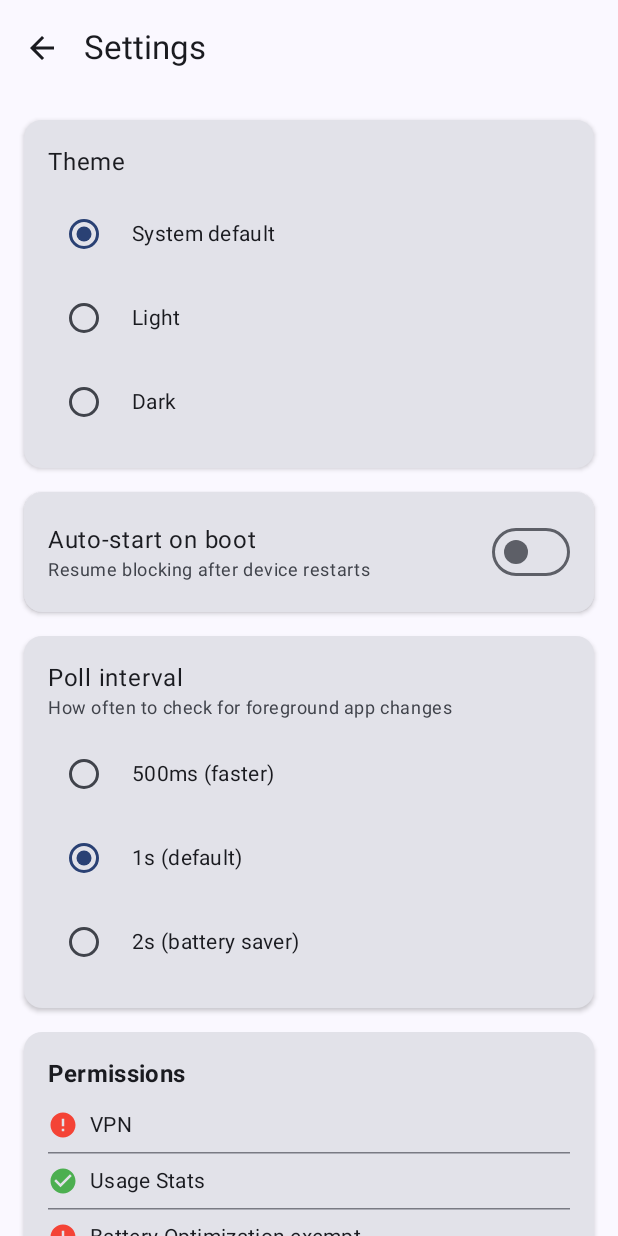
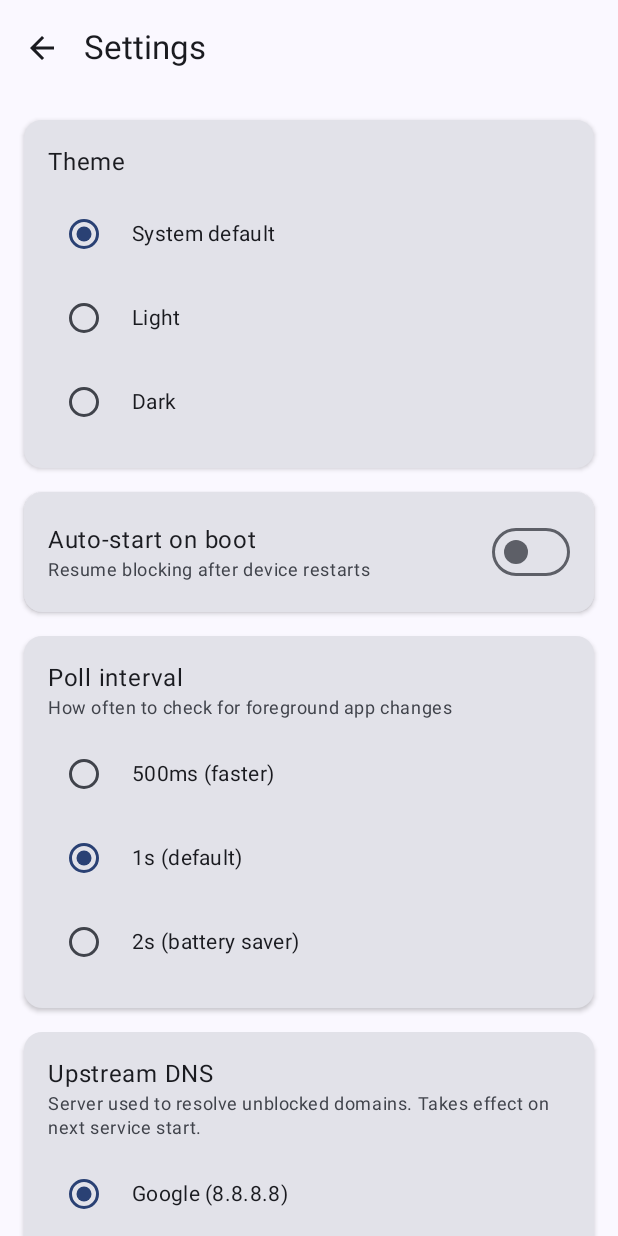
Before and after one commit to akash705/Traffic-Blocker, an Android app built with Jetpack Compose: the SettingsScreen screen opened through its navigation route, on a phone screen of 412 x 824 dp. Run offline under Robolectric (Android 15) with nearby library versions, the light colour scheme and no system bars.

Commit message:
feat: add configurable upstream DNS provider setting
Allow users to choose between Google (8.8.8.8), Cloudflare (1.1.1.1),
and Quad9 (9.9.9.9) as their upstream DNS resolver from the Settings
screen. Move design doc to repo root and add GitHub Pages site.

Authored by Human who hellucinated the code

```diff
--- a/app/src/main/java/com/akash/apptrafficblocker/data/PrefsManager.kt
+++ b/app/src/main/java/com/akash/apptrafficblocker/data/PrefsManager.kt
@@ -113,6 +113,10 @@ class PrefsManager(context: Context) {
         get() = prefs.getString(KEY_THEME_MODE, THEME_SYSTEM) ?: THEME_SYSTEM
         set(value) = prefs.edit().putString(KEY_THEME_MODE, value).apply()
 
+    var upstreamDns: String
+        get() = prefs.getString(KEY_UPSTREAM_DNS, DNS_GOOGLE) ?: DNS_GOOGLE
+        set(value) = prefs.edit().putString(KEY_UPSTREAM_DNS, value).apply()
+
     fun getAppBlockingMode(packageName: String): String {
         return appBlockingModes[packageName] ?: MODE_BLOCK_ALL
     }
@@ -132,11 +136,21 @@ class PrefsManager(context: Context) {
         private const val KEY_APP_BLOCKING_MODES = "pref_app_blocking_modes"
         private const val KEY_BACKGROUND_BLOCKING_APPS = "pref_background_blocking_apps"
         private const val KEY_THEME_MODE = "pref_theme_mode"
+        private const val KEY_UPSTREAM_DNS = "pref_upstream_dns"
         const val DEFAULT_POLL_INTERVAL = 1000L
         const val MODE_BLOCK_ALL = "block_all"
         const val MODE_BLOCK_DOMAINS = "block_domains"
         const val THEME_SYSTEM = "system"
         const val THEME_LIGHT = "light"
         const val THEME_DARK = "dark"
+        const val DNS_GOOGLE = "8.8.8.8"
+        const val DNS_CLOUDFLARE = "1.1.1.1"
+        const val DNS_QUAD9 = "9.9.9.9"
+        /** Maps primary DNS IP to its secondary. */
+        val DNS_SECONDARY = mapOf(
+            DNS_GOOGLE to "8.8.4.4",
+            DNS_CLOUDFLARE to "1.0.0.1",
+            DNS_QUAD9 to "149.112.112.112"
+        )
     }
 }
--- a/app/src/main/java/com/akash/apptrafficblocker/service/DnsPacketProxy.kt
+++ b/app/src/main/java/com/akash/apptrafficblocker/service/DnsPacketProxy.kt
@@ -28,7 +28,7 @@ class DnsPacketProxy(
     private val appBlockingModes: Map<String, String>,
     private val context: Context,
     private val backgroundBlockingApps: Set<String> = emptySet(),
-    private val upstreamDns: InetAddress = InetAddress.getByName(UPSTREAM_DNS),
+    private val upstreamDns: InetAddress = InetAddress.getByName("8.8.8.8"),
     private val onDnsQuery: ((domain: String, packageName: String?, blocked: Boolean, queryType: String) -> Unit)? = null
 ) {
     @Volatile
@@ -503,7 +503,6 @@ class DnsPacketProxy(
     companion object {
         private const val TAG = "DnsPacketProxy"
         private const val MAX_PACKET_SIZE = 32767
-        private const val UPSTREAM_DNS = "8.8.8.8"
         private const val DNS_TYPE_A = 1
         private const val DNS_TYPE_AAAA = 28
 
--- a/app/src/main/java/com/akash/apptrafficblocker/ui/settings/SettingsScreen.kt
+++ b/app/src/main/java/com/akash/apptrafficblocker/ui/settings/SettingsScreen.kt
@@ -58,6 +58,7 @@ fun SettingsScreen(
     val context = LocalContext.current
     var autoStart by remember { mutableStateOf(viewModel.prefs.autoStartOnBoot) }
     var pollInterval by remember { mutableLongStateOf(viewModel.prefs.pollIntervalMs) }
+    var upstreamDns by remember { mutableStateOf(viewModel.prefs.upstreamDns) }
 
     // Re-check permissions every time this screen is (re)composed / resumed
     val lifecycleOwner = androidx.lifecycle.compose.LocalLifecycleOwner.current
@@ -210,6 +211,49 @@ fun SettingsScreen(
                 }
             }
 
+            // Upstream DNS
+            Card(
+                modifier = Modifier.fillMaxWidth(),
+                elevation = CardDefaults.cardElevation(defaultElevation = 2.dp)
+            ) {
+                Column(modifier = Modifier.padding(16.dp)) {
+                    Text(
+                        text = "Upstream DNS",
+                        style = MaterialTheme.typography.bodyLarge
+                    )
+                    Text(
+                        text = "Server used to resolve unblocked domains. Takes effect on next service start.",
+                        style = MaterialTheme.typography.bodySmall,
+                        color = MaterialTheme.colorScheme.onSurfaceVariant
+                    )
+                    Spacer(modifier = Modifier.height(8.dp))
+
+                    val dnsOptions = listOf(
+                        PrefsManager.DNS_GOOGLE to "Google (8.8.8.8)",
+                        PrefsManager.DNS_CLOUDFLARE to "Cloudflare (1.1.1.1)",
+                        PrefsManager.DNS_QUAD9 to "Quad9 (9.9.9.9)"
+                    )
+                    dnsOptions.forEach { (ip, label) ->
+                        Row(
+                            verticalAlignment = Alignment.CenterVertically,
+                            modifier = Modifier
+                                .fillMaxWidth()
+                                .padding(vertical = 4.dp)
+                        ) {
+                            RadioButton(
+                                selected = upstreamDns == ip,
+                                onClick = {
+                                    upstreamDns = ip
+                                    viewModel.prefs.upstreamDns = ip
+                                }
+                            )
+                            Spacer(modifier = Modifier.width(8.dp))
+                            Text(label, style = MaterialTheme.typography.bodyMedium)
+                        }
+                    }
+                }
+            }
+
             // Permissions Status
             Card(
                 modifier = Modifier.fillMaxWidth(),
```
Also changed, not shown: app/src/main/java/com/akash/apptrafficblocker/service/BlockerService.kt (+9 -7 lines), 4 other files.
